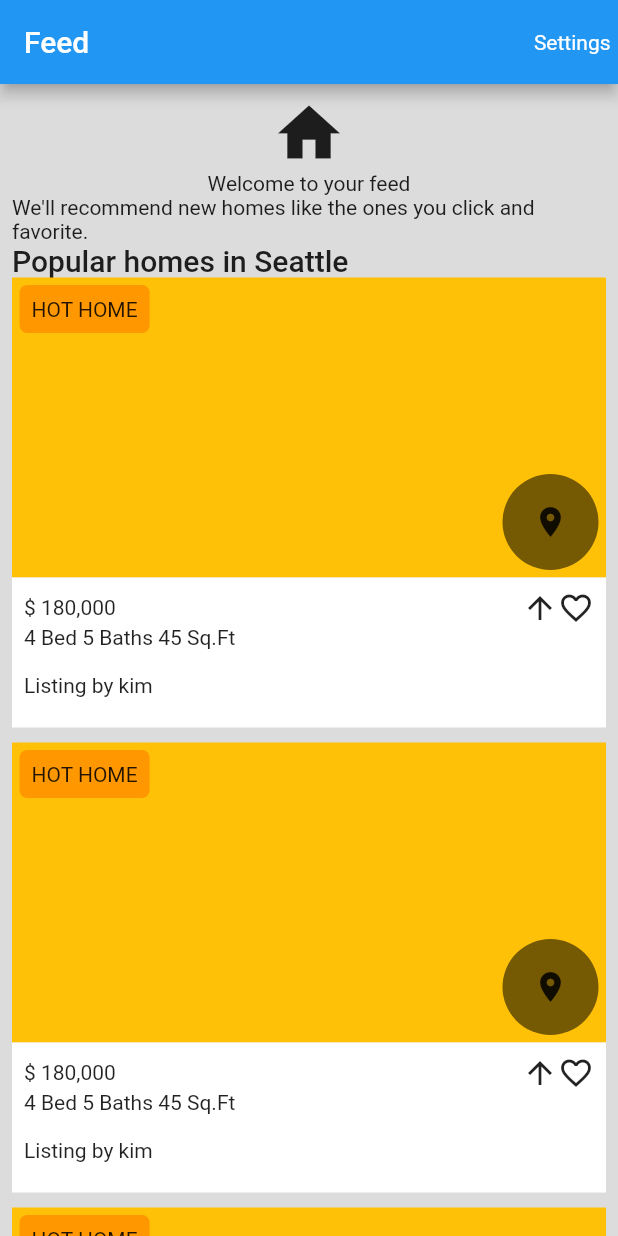
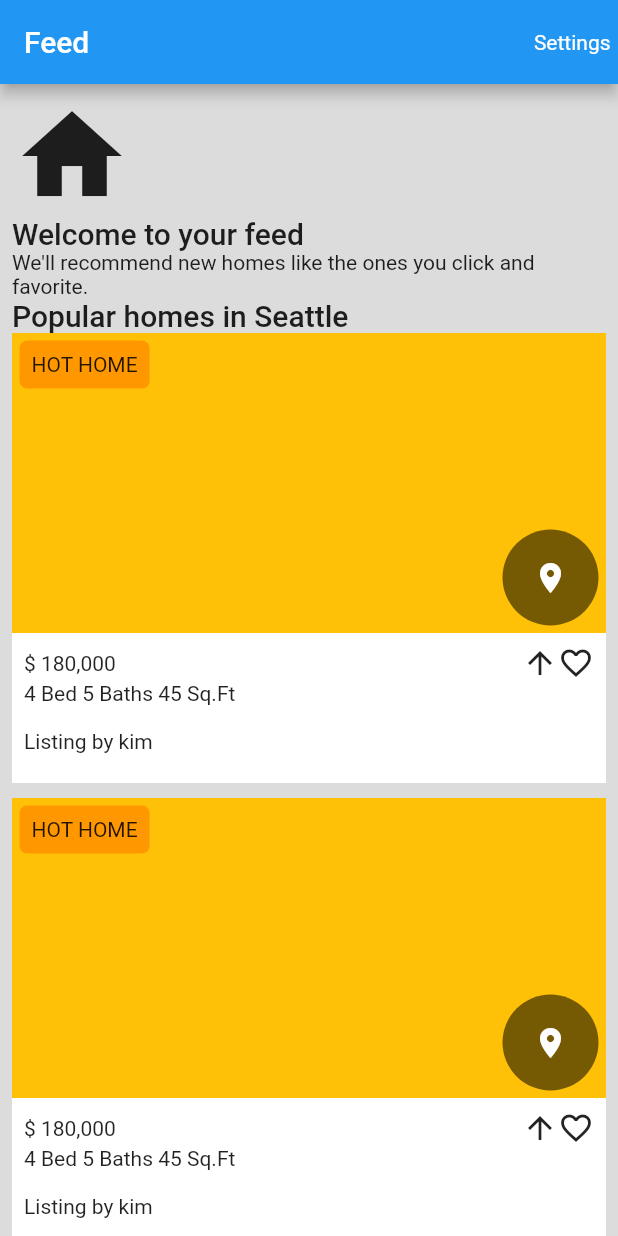
Before and after one commit to ChhailengTim/real-estate-app, a Flutter app: the screen it shows after launch, on a phone screen of 412 x 824 dp. Run offline on Flutter 3.47's test engine with Material 2 defaults, Android fonts, the phone set to English and light mode, and no system bars.

Commit message:
feed screen good

```diff
--- a/lib/screens/feed_screen.dart
+++ b/lib/screens/feed_screen.dart
@@ -33,7 +33,10 @@ class FeedScreen extends StatelessWidget {
                       // borderRadius: BorderRadius.circular(5),
                       shape: BoxShape.circle,
                     ),
-                    child: const Icon(Icons.place),
+                    child: const Icon(
+                      Icons.place,
+                      color: Colors.white,
+                    ),
                   ),
                 ],
               ),
@@ -128,15 +131,23 @@ class FeedScreen extends StatelessWidget {
           padding: const EdgeInsets.all(8.0),
           child: Column(
             children: [
-              Column(
-                children: const [
-                  Icon(
-                    Icons.home,
-                    size: 50,
+              Stack(
+                children: [
+                  Column(
+                    crossAxisAlignment: CrossAxisAlignment.start,
+                    children: [
+                      const Icon(
+                        Icons.home,
+                        size: 80,
+                      ),
+                      Text(
+                        "Welcome to your feed",
+                        style: Theme.of(context).textTheme.titleLarge,
+                      ),
+                      const Text(
+                          "We'll recommend new homes like the ones you click and favorite.")
+                    ],
                   ),
-                  Text("Welcome to your feed"),
-                  Text(
-                      "We'll recommend new homes like the ones you click and favorite.")
                 ],
               ),
               Container(
```
